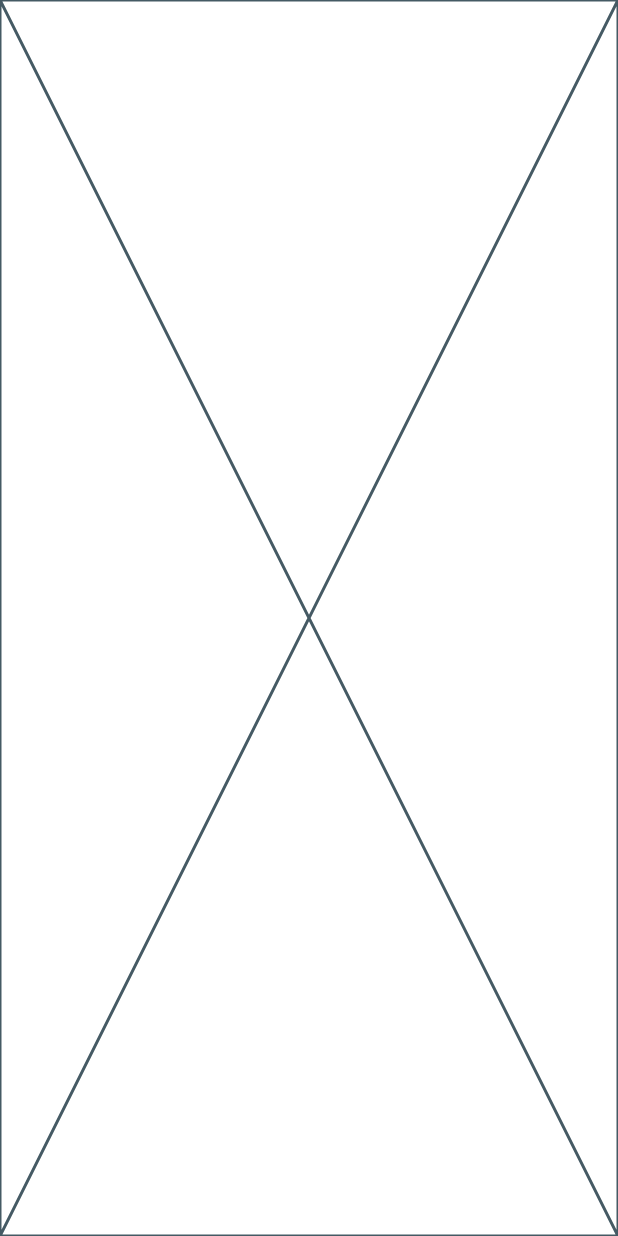
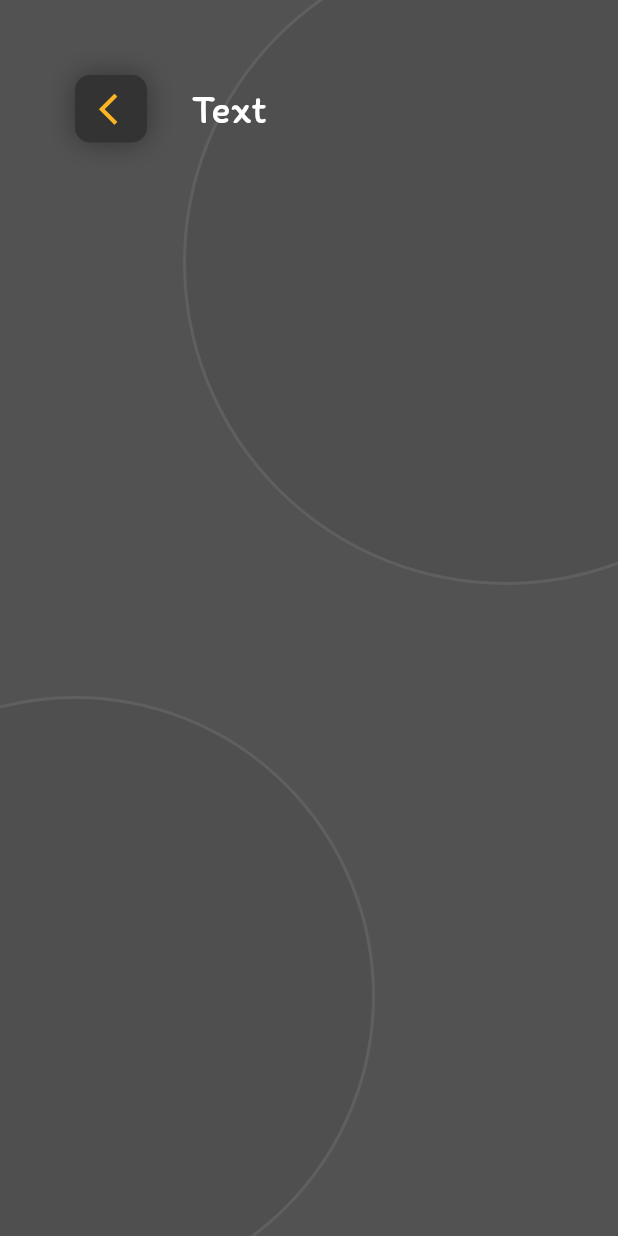
Before and after one commit to AhmedAbdelgawadHassan/Qr_Code-App, a Flutter app: the GenerateView screen opened by its route, after a tap on "Text", on a phone screen of 412 x 824 dp. Run offline on Flutter 3.47's test engine with Material 3 defaults, Android fonts, the phone set to English and light mode, and no system bars; our stand-ins replace flutter_svg, go_router.

Commit message:
CustomAppBarCard finish

```diff
--- /dev/null
+++ b/qr_code/lib/Core/Helpers/BuildCircle_Method.dart
@@ -0,0 +1,17 @@
+  // 🔹 Function to Create Circular Decorations
+  import 'dart:ui';
+
+import 'package:flutter/material.dart';
+
+Widget buildCircle(double size, Color color) {
+    return Container(
+      width: size,
+      height: size,
+      decoration: BoxDecoration(
+        shape: BoxShape.circle,
+        border: Border.all(color: const Color.fromARGB(255, 96, 95, 95), width: 2),
+
+        color: color,
+      ),
+    );
+  }
--- /dev/null
+++ b/qr_code/lib/Core/Widgets/CustomAppBarCard.dart
@@ -0,0 +1,20 @@
+import 'package:flutter/material.dart';
+import 'package:qr_code/Features/Generate_Qr/Presentation/Views/Widgets/ArrowBackIcon.dart';
+
+class Customappbarcard extends StatelessWidget {
+  const Customappbarcard({super.key, required this.text});
+  final String text;
+
+  @override
+  Widget build(BuildContext context) {
+    return  Row(
+      children: [
+      Arrowbackicon(),
+      SizedBox(width: 30,),
+      Text("$text", style: TextStyle(color: Colors.white, fontSize: 27),),
+
+
+      ],
+    );
+  }
+}
--- a/qr_code/lib/Core/Widgets/Settings_icon.dart
+++ b/qr_code/lib/Core/Widgets/Settings_icon.dart
@@ -1,30 +1,33 @@
 import 'package:flutter/material.dart';
+import 'package:flutter_svg/flutter_svg.dart';
 import 'package:qr_code/Core/Utils/App_Colors.dart';
 
 class Settings_Icon extends StatelessWidget {
-  const Settings_Icon({
-    super.key,
-  });
+  const Settings_Icon({super.key});
 
   @override
   Widget build(BuildContext context) {
-    return Container(
-      width: 45,
-      height:40,
+    return GestureDetector(
+      onTap: () {},
+      child: Container(
+        width: 50,
+        height: 45,
         decoration: BoxDecoration(
           boxShadow: [
             BoxShadow(
-            color: AppColors.primaryColor,
-            offset: Offset(1, 1),
-            blurRadius: 7,
-          )
+              color: const Color.fromARGB(255, 26, 25, 25),
+              offset: Offset(2, 2),
+              blurRadius: 15,
+            ),
           ],
           color: AppColors.secondaryColor,
-        borderRadius: BorderRadius.circular(10)
+          borderRadius: BorderRadius.circular(7),
         ),
-      child: IconButton(
+        child: MaterialButton(
+          shape: RoundedRectangleBorder(borderRadius: BorderRadius.circular(7)),
+          child: SvgPicture.asset("assets/Images/ri_menu-3-line.svg"),
           onPressed: () {},
-        icon: Icon(Icons.format_align_right_rounded, color:AppColors.primaryColor,size: 20,),
+        ),
       ),
     );
   }
--- a/qr_code/lib/Features/Generate_Qr/Presentation/Views/Generate_view.dart
+++ b/qr_code/lib/Features/Generate_Qr/Presentation/Views/Generate_view.dart
@@ -24,7 +24,7 @@ class GenerateView extends StatelessWidget {
         child: Scaffold(
           backgroundColor: Colors.transparent, // Make the Scaffold transparent
           body: Padding(
-            padding: const EdgeInsets.symmetric(horizontal: 25),
+            padding: const EdgeInsets.symmetric(horizontal: 25,vertical: 10),
             child: Column(
               children: [
                 Customappbar(),
--- a/qr_code/lib/Features/Generate_Qr/Presentation/Views/Textcard_View.dart
+++ b/qr_code/lib/Features/Generate_Qr/Presentation/Views/Textcard_View.dart
@@ -1,10 +1,33 @@
 import 'package:flutter/material.dart';
+import 'package:qr_code/Core/Helpers/BuildCircle_Method.dart';
+import 'package:qr_code/Core/Widgets/CustomAppBarCard.dart';
 
 class TextcardView extends StatelessWidget {
   const TextcardView({super.key});
 
   @override
   Widget build(BuildContext context) {
-    return const Placeholder();
+    return Scaffold(
+      backgroundColor: Color(0xff525252),
+      body: Stack(
+        alignment: Alignment.center,
+        children: [
+          Positioned(
+            top: -40,
+            right: -140,
+            child: buildCircle(430, Color(0xff4F4F4F)),  // Method for Building circle
+          ),
+          Positioned(
+            bottom: -40,
+            left: -150,
+            child: buildCircle(400, Color(0xff4F4F4F)),
+          ),
+          Positioned(
+            top: 50,
+             left:50,
+              child: Customappbarcard(text: "Text",)),
+        ],
+      ),
+    );
   }
 }
--- /dev/null
+++ b/qr_code/lib/Features/Generate_Qr/Presentation/Views/Widgets/ArrowBackIcon.dart
@@ -0,0 +1,32 @@
+import 'package:flutter/material.dart';
+import 'package:go_router/go_router.dart';
+import 'package:qr_code/Core/Utils/App_Colors.dart';
+
+class Arrowbackicon extends StatelessWidget {
+  const Arrowbackicon({super.key});
+
+  @override
+  Widget build(BuildContext context) {
+    return Container(
+      alignment: Alignment.center,
+      width: 48,
+      height: 45,
+      decoration: BoxDecoration(
+        boxShadow: [BoxShadow(color: AppColors.secondaryColor, blurRadius: 15)],
+        borderRadius: BorderRadius.circular(10),
+        color: AppColors.secondaryColor,
+      ),
+      child: MaterialButton(
+        shape: RoundedRectangleBorder(borderRadius: BorderRadius.circular(10)),
+        child: Icon(
+          Icons.arrow_back_ios,
+          color: AppColors.primaryColor,
+          size: 25,
+        ),
+        onPressed: () {
+          GoRouter.of(context).pop();
+        },
+      ),
+    );
+  }
+}
--- a/qr_code/lib/Features/Generate_Qr/Presentation/Views/Widgets/GridView_Cards.dart
+++ b/qr_code/lib/Features/Generate_Qr/Presentation/Views/Widgets/GridView_Cards.dart
@@ -30,8 +30,8 @@ class Gridview_Cards extends StatelessWidget {
                   child: GridView.builder(
                     gridDelegate: const SliverGridDelegateWithFixedCrossAxisCount(
                       crossAxisCount: 3,
-                      crossAxisSpacing: 35,
-                      mainAxisSpacing: 50
+                      crossAxisSpacing: 50,
+                      mainAxisSpacing: 35
                     ),
                     itemBuilder:
                         (context, index) => Customcard(
--- a/qr_code/lib/Features/Generate_Qr/Presentation/Views/Widgets/customCard.dart
+++ b/qr_code/lib/Features/Generate_Qr/Presentation/Views/Widgets/customCard.dart
@@ -13,6 +13,7 @@ class Customcard extends StatelessWidget {
     return GestureDetector(
       onTap: cardclass.onPressed,
       child: Container(
+        padding: EdgeInsets.all(5),
         alignment: Alignment.center,
         width: widthscreen * 0.26,
         height: heightscreen * 0.098,
@@ -28,11 +29,12 @@ class Customcard extends StatelessWidget {
             mainAxisAlignment: MainAxisAlignment.center,
             children: [
               SvgPicture.asset(cardclass.image),
-              SizedBox(height: 10),
+              SizedBox(height: 7),
               FittedBox(
                 child: Text(
                   cardclass.Text,
-                  style: TextStyle(color: AppColors.primaryColor),
+
+                  style: TextStyle(color: AppColors.primaryColor,fontSize: 13,fontWeight: FontWeight.bold),
                 ),
               ),
             ],
--- a/qr_code/lib/main.dart
+++ b/qr_code/lib/main.dart
@@ -18,7 +18,7 @@ class Qr_Code extends StatelessWidget {
       debugShowCheckedModeBanner: false,
       routerConfig: router,
       theme: ThemeData(
-        fontFamily: 'Itim',
+        fontFamily: 'Itim',   // font family for all texts in all App
       ),
     );
   }
```
Also changed, not shown: qr_code/assets/Images/material-symbols_arrow-back-ios-rounded.svg (added), qr_code/assets/Images/ri_menu-3-line.svg (added). Lines whose indentation alone changed are shown as unchanged.
